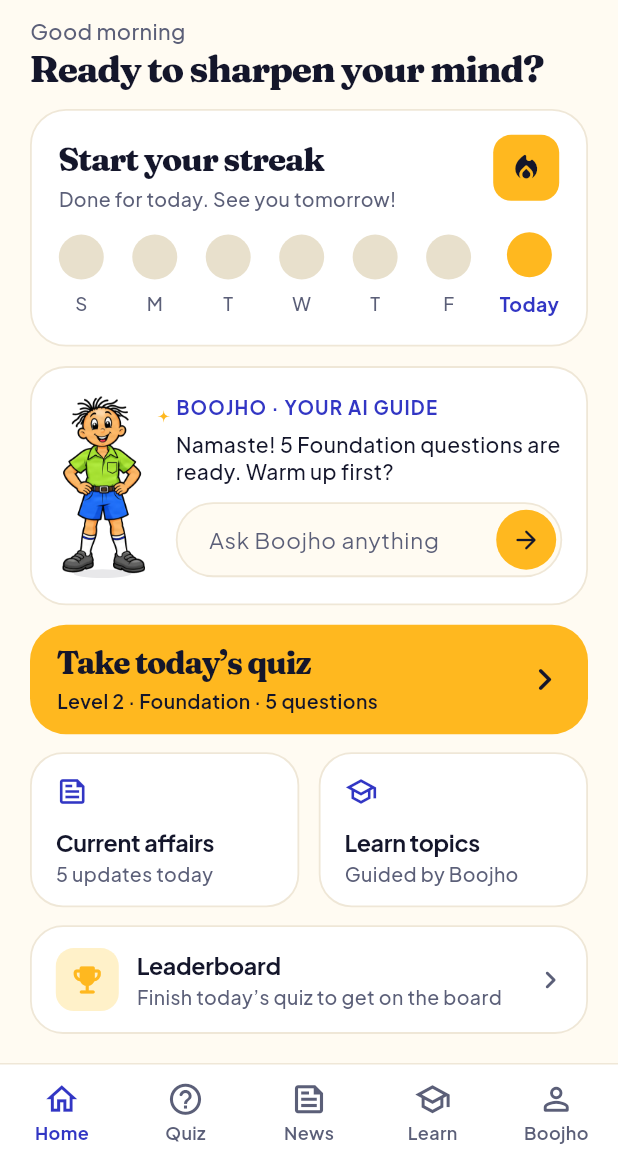
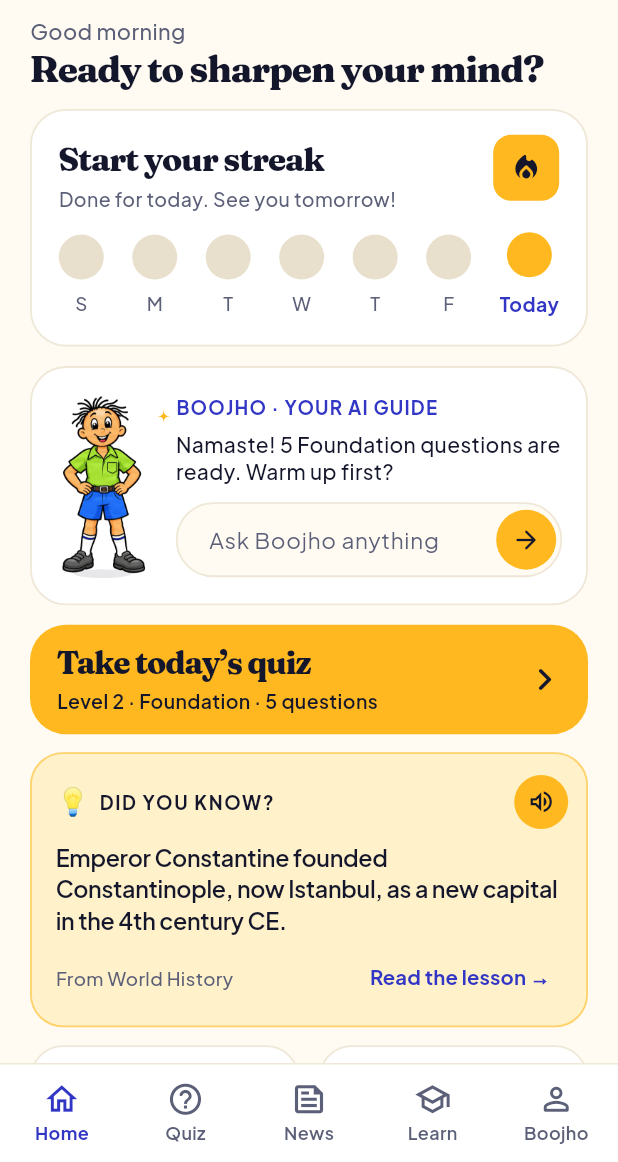
Before and after one commit to nehadagar721-seh/Jaknow, a Flutter app: the screen it shows after launch, after a tap on "Skip intro", on a phone screen of 412 x 824 dp, the part 74-1236 px from its top. Run offline on Flutter 3.47's test engine with Material 3 defaults, Android fonts, the phone set to English and light mode, and no system bars; our stand-ins replace flutter_tts, google_fonts, supabase_flutter; accounts and stored records are empty; Roboto replaces fonts that are missing (Noto Serif Devanagari).

Commit message:
Home: Boojho's daily "Did you know?" fun fact
Co-Authored-By: Claude Opus 5.5 <noreply@anthropic.com>
Claude-Session: https://claude.ai/code/session_01UD7zCv1iH51YMJW8SjJhz3

```diff
--- /dev/null
+++ b/lib/data/fun_fact.dart
@@ -0,0 +1,42 @@
+import 'dart:math';
+
+import 'daily_quiz.dart';
+import 'library.dart';
+
+/// Boojho's "Did you know?" fact for one day.
+class FunFact {
+  const FunFact({
+    required this.text,
+    required this.course,
+    required this.lessonIndex,
+  });
+
+  /// The fact itself (a lesson's "Remember" line).
+  final String text;
+
+  /// The course it comes from, and which lesson, for "Read the lesson".
+  final Course course;
+  final int lessonIndex;
+
+  String get lessonTitle => course.lessons[lessonIndex].title;
+}
+
+/// Today's fun fact: one lesson's "Remember" fact, picked from the whole
+/// Library. The same all day for everyone, a different one each day
+/// (India date). null if there are no facts at all.
+FunFact? funFactFor({required List<Course> courses, DateTime? day}) {
+  final date = day ?? indiaToday();
+  final choices = <FunFact>[
+    for (final c in courses)
+      for (var i = 0; i < c.lessons.length; i++)
+        if (c.lessons[i].remember.trim().isNotEmpty)
+          FunFact(text: c.lessons[i].remember, course: c, lessonIndex: i),
+  ];
+  if (choices.isEmpty) return null;
+  // Day number since 1970: walking through the facts in a mixed-up order
+  // (fixed by the seed), so no fact repeats until all have been shown.
+  final dayNumber = date.millisecondsSinceEpoch ~/ Duration.millisecondsPerDay;
+  final order = [for (var i = 0; i < choices.length; i++) i]
+    ..shuffle(Random(20261128));
+  return choices[order[dayNumber % choices.length]];
+}
--- a/lib/screens/home_screen.dart
+++ b/lib/screens/home_screen.dart
@@ -3,6 +3,7 @@ import 'dart:math' as math;
 import 'package:flutter/material.dart';
 
 import '../data/daily_quiz.dart';
+import '../data/fun_fact.dart';
 import '../data/library.dart';
 import '../data/study_levels.dart';
 import '../services/backend.dart';
@@ -18,6 +19,7 @@ import '../widgets/streak_pill.dart';
 import 'boojho_chat_screen.dart';
 import 'class_screen.dart';
 import 'leaderboard_screen.dart';
+import 'lesson_screen.dart';
 import 'library_screen.dart';
 import 'news_screen.dart';
 import 'profile_screen.dart';
@@ -308,6 +310,31 @@ class _HomeScreenState extends State<HomeScreen>
     _refreshRank(); // lesson XP may have changed the leaderboard
   }
 
+  /// Today's "Did you know?" fact (from the Library's lessons).
+  late final Future<FunFact?> _funFact = _loadFunFact();
+
+  Future<FunFact?> _loadFunFact() async {
+    List<Course> courses;
+    try {
+      courses = await LibraryService.instance.courses();
+    } catch (_) {
+      courses = builtInCourses;
+    }
+    return funFactFor(courses: courses);
+  }
+
+  /// Opens the lesson that today's fun fact comes from.
+  Future<void> _openFactLesson(FunFact fact) async {
+    _voice.stop();
+    await Navigator.of(context).push(
+      MaterialPageRoute(
+        builder: (_) =>
+            LessonScreen(lessons: fact.course.lessons, index: fact.lessonIndex),
+      ),
+    );
+    _refreshRank();
+  }
+
   /// Your place on this week's leaderboard (for the 🏆 card).
   late Future<LeaderboardEntry?> _myRank = _loadRank();
 
@@ -407,6 +434,24 @@ class _HomeScreenState extends State<HomeScreen>
                   label: quizLabel(_levelName),
                   goal: _dailyGoal,
                   onTap: _openQuiz,
+                ),
+                FutureBuilder<FunFact?>(
+                  future: _funFact,
+                  builder: (context, snapshot) {
+                    final fact = snapshot.data;
+                    if (fact == null) return const SizedBox.shrink();
+                    return Padding(
+                      padding: const EdgeInsets.only(top: 12),
+                      child: _FunFactCard(
+                        fact: fact,
+                        onListen: () {
+                          _voice.setMuted(false);
+                          _boojhoSays('Did you know? ${fact.text}');
+                        },
+                        onRead: () => _openFactLesson(fact),
+                      ),
+                    );
+                  },
                 ),
                 const SizedBox(height: 12),
                 Row(
@@ -809,6 +854,105 @@ class _QuizCard extends StatelessWidget {
   }
 }
 
+// ---------- Boojho's "Did you know?" fact ----------
+
+class _FunFactCard extends StatelessWidget {
+  const _FunFactCard({
+    required this.fact,
+    required this.onListen,
+    required this.onRead,
+  });
+
+  final FunFact fact;
+  final VoidCallback onListen;
+  final VoidCallback onRead;
+
+  @override
+  Widget build(BuildContext context) {
+    return Container(
+      width: double.infinity,
+      padding: const EdgeInsets.fromLTRB(16, 14, 12, 8),
+      decoration: BoxDecoration(
+        color: AppColors.amberLight,
+        borderRadius: BorderRadius.circular(22),
+        border: Border.all(
+          color: AppColors.amber.withValues(alpha: 0.55),
+          width: 1.2,
+        ),
+      ),
+      child: Column(
+        crossAxisAlignment: CrossAxisAlignment.start,
+        children: [
+          Row(
+            children: [
+              const Text('💡', style: TextStyle(fontSize: 18)),
+              const SizedBox(width: 6),
+              Expanded(
+                child: Text(
+                  'DID YOU KNOW?',
+                  style: AppTextStyles.label.copyWith(
+                    color: AppColors.ink,
+                    fontSize: 12.5,
+                    letterSpacing: 1.1,
+                  ),
+                ),
+              ),
+              Material(
+                color: AppColors.amber,
+                shape: const CircleBorder(),
+                child: InkWell(
+                  customBorder: const CircleBorder(),
+                  onTap: onListen,
+                  child: const Tooltip(
+                    message: 'Hear Boojho say it',
+                    child: SizedBox.square(
+                      dimension: 36,
+                      child: Icon(
+                        Icons.volume_up_outlined,
+                        color: AppColors.ink,
+                        size: 19,
+                      ),
+                    ),
+                  ),
+                ),
+              ),
+            ],
+          ),
+          const SizedBox(height: 8),
+          Text(
+            fact.text,
+            style: AppTextStyles.cardTitle.copyWith(
+              fontSize: 15.5,
+              fontWeight: FontWeight.w600,
+              height: 1.35,
+            ),
+          ),
+          const SizedBox(height: 4),
+          Row(
+            children: [
+              Expanded(
+                child: Text(
+                  'From ${fact.course.title}',
+                  maxLines: 1,
+                  overflow: TextOverflow.ellipsis,
+                  style: AppTextStyles.cardBody.copyWith(fontSize: 12.5),
+                ),
+              ),
+              TextButton(
+                onPressed: onRead,
+                child: Text(
+                  'Read the lesson →',
+                  style: AppTextStyles.link.copyWith(fontSize: 13.5),
+                ),
+              ),
+            ],
+          ),
+        ],
+      ),
+    );
+  }
+}
+
 // ---------- Current affairs / Learn topics ----------
 
 class _SmallCard extends StatelessWidget {
```
Also changed, not shown: 3 other files.
